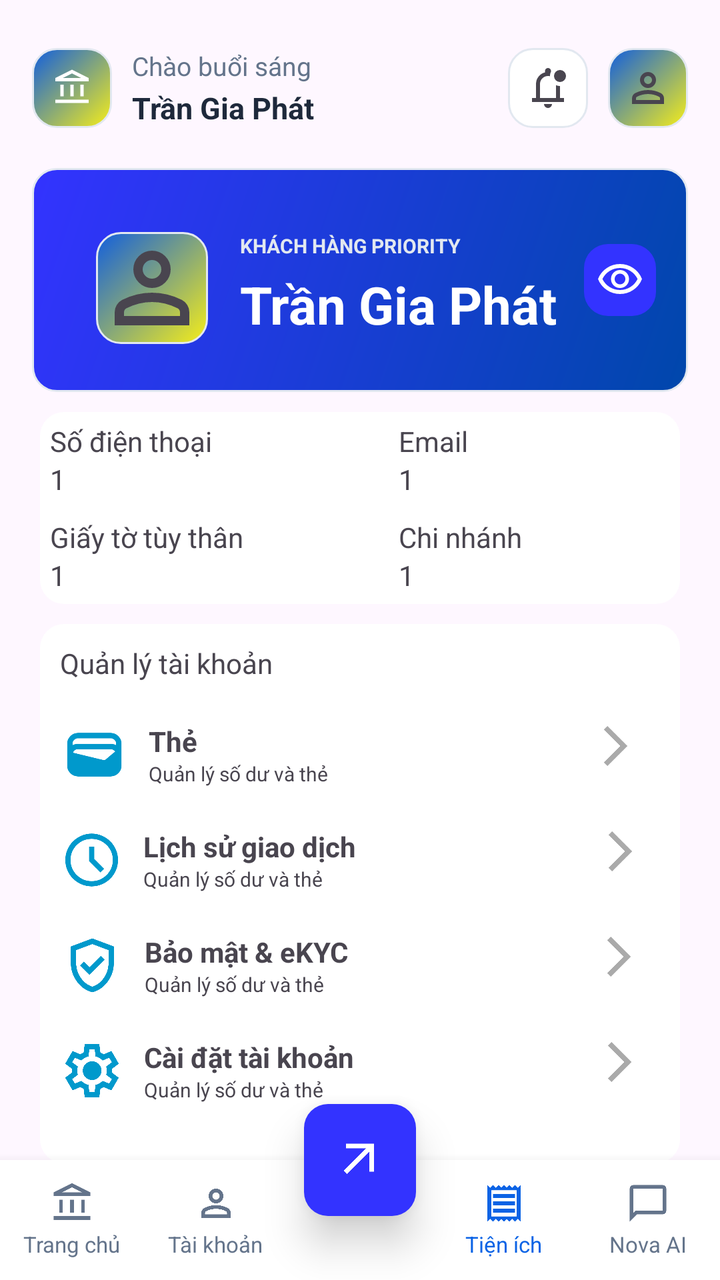
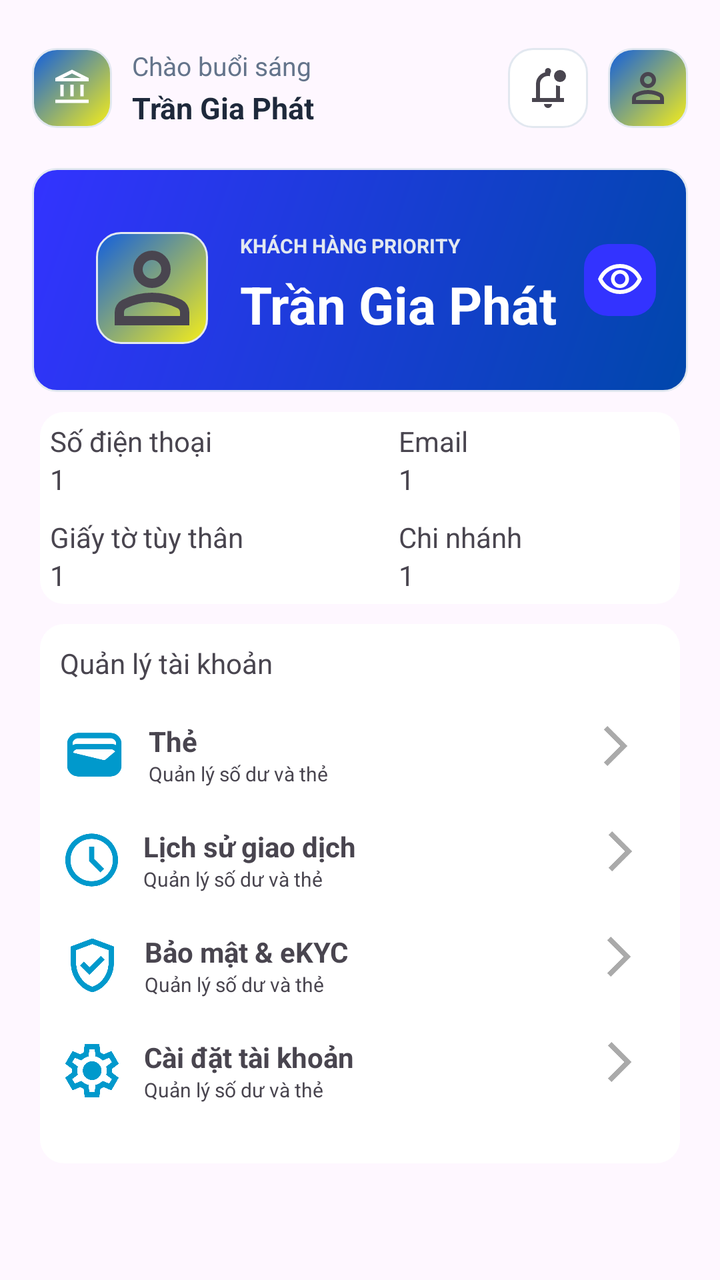

An Android layout rendered at two revisions. The XML below is the earlier revision; the diff shows what the commit changed to produce the second picture.
<!-- AndroidManifest.xml: application theme Theme.Industrial_and_Commercial_Bank_of_TDTU -->
<!-- res/layout/activity_profile.xml -->
<?xml version="1.0" encoding="utf-8"?>
<androidx.constraintlayout.widget.ConstraintLayout xmlns:android="http://schemas.android.com/apk/res/android"
    xmlns:app="http://schemas.android.com/apk/res-auto"
    xmlns:tools="http://schemas.android.com/tools"
    android:id="@+id/main"
    android:layout_width="match_parent"
    android:layout_height="match_parent"
    tools:context=".ProfileActivity">

    
    <ImageView
        android:id="@+id/imageView"
        android:layout_width="40dp"
        android:layout_height="40dp"
        android:layout_marginStart="16dp"
        android:layout_marginTop="24dp"
        android:background="@drawable/bg_logo_rounded"
        android:padding="10dp"
        app:layout_constraintStart_toStartOf="parent"
        app:layout_constraintTop_toTopOf="parent"
        app:srcCompat="@drawable/account_balance_24px" />

    <TextView
        android:id="@+id/textView8"
        android:layout_width="wrap_content"
        android:layout_height="wrap_content"
        android:layout_marginStart="10dp"
        android:text="Chào buổi sáng"
        android:textColor="#64748B"
        android:textSize="13sp"
        app:layout_constraintStart_toEndOf="@+id/imageView"
        app:layout_constraintTop_toTopOf="@+id/imageView" />

    <TextView
        android:id="@+id/txtName"
        android:layout_width="wrap_content"
        android:layout_height="wrap_content"
        android:layout_marginStart="10dp"
        android:layout_marginTop="2dp"
        android:text="Trần Gia Phát"
        android:textColor="#1E293B"
        android:textSize="15sp"
        android:textStyle="bold"
        app:layout_constraintStart_toEndOf="@+id/imageView"
        app:layout_constraintTop_toBottomOf="@+id/textView8" />

    <ImageButton
        android:id="@+id/imgProfile"
        android:layout_width="40dp"
        android:layout_height="40dp"
        android:layout_marginEnd="16dp"
        android:background="@drawable/bg_logo_rounded"
        android:padding="10dp"
        app:layout_constraintBottom_toBottomOf="@+id/imageView"
        app:layout_constraintEnd_toEndOf="parent"
        app:layout_constraintTop_toTopOf="@+id/imageView"
        app:srcCompat="@drawable/person_24px" />

    <ImageButton
        android:id="@+id/imgNoti"
        android:layout_width="40dp"
        android:layout_height="40dp"
        android:layout_marginEnd="10dp"
        android:background="@drawable/bg_input_rounded"
        android:padding="10dp"
        app:layout_constraintBottom_toBottomOf="@+id/imgProfile"
        app:layout_constraintEnd_toStartOf="@+id/imgProfile"
        app:layout_constraintTop_toTopOf="@+id/imgProfile"
        app:srcCompat="@drawable/notifications_unread_24px" />

    
    <androidx.constraintlayout.widget.ConstraintLayout
        android:id="@+id/cardBalance"
        android:layout_width="0dp"
        android:layout_height="112dp"
        android:layout_marginStart="16dp"
        android:layout_marginTop="20dp"
        android:layout_marginEnd="16dp"
        android:background="@drawable/bg_balance"
        android:padding="16dp"
        app:layout_constraintEnd_toEndOf="parent"
        app:layout_constraintStart_toStartOf="parent"
        app:layout_constraintTop_toBottomOf="@+id/imageView">

        <TextView
            android:id="@+id/txtTitleBalance"
            android:layout_width="wrap_content"
            android:layout_height="wrap_content"
            android:layout_marginStart="16dp"
            android:layout_marginTop="16dp"
            android:text="KHÁCH HÀNG PRIORITY"
            android:textColor="#E2E8F0"
            android:textSize="10sp"
            android:textStyle="bold"
            app:layout_constraintStart_toEndOf="@+id/imageView2"
            app:layout_constraintTop_toTopOf="parent" />

        <TextView
            android:id="@+id/txtBalance"
            android:layout_width="wrap_content"
            android:layout_height="wrap_content"
            android:layout_marginStart="16dp"
            android:layout_marginTop="5dp"
            android:text="Trần Gia Phát"
            android:textColor="@color/white"
            android:textSize="26sp"
            android:textStyle="bold"
            app:layout_constraintStart_toEndOf="@+id/imageView2"
            app:layout_constraintTop_toBottomOf="@+id/txtTitleBalance" />

        <ImageButton
            android:id="@+id/imgNext"
            android:layout_width="36dp"
            android:layout_height="36dp"
            android:background="@drawable/bg_btn"
            android:padding="8dp"
            app:layout_constraintBottom_toBottomOf="parent"
            app:layout_constraintEnd_toEndOf="parent"
            app:layout_constraintTop_toTopOf="parent"
            app:srcCompat="@drawable/visibility_24px" />

        <ImageView
            android:id="@+id/imageView2"
            android:layout_width="56dp"
            android:layout_height="56dp"
            android:layout_marginStart="16dp"
            android:layout_marginTop="16dp"
            android:background="@drawable/bg_logo_rounded"
            app:layout_constraintStart_toStartOf="parent"
            app:layout_constraintTop_toTopOf="parent"
            app:srcCompat="@drawable/person_24px" />

    </androidx.constraintlayout.widget.ConstraintLayout>



    <LinearLayout
        android:id="@+id/info"
        android:layout_width="match_parent"
        android:layout_height="wrap_content"
        android:layout_marginStart="20dp"
        android:layout_marginTop="10dp"
        android:layout_marginEnd="20dp"
        android:background="@drawable/bg_btn1"
        android:orientation="horizontal"
        app:layout_constraintEnd_toEndOf="parent"
        app:layout_constraintStart_toStartOf="parent"
        app:layout_constraintTop_toBottomOf="@+id/cardBalance"
        android:weightSum="4"
        android:padding="5dp"
        >


        <LinearLayout
            android:layout_width="wrap_content"
            android:layout_height="wrap_content"
            android:orientation="vertical"
            android:layout_weight="2"
            android:layout_marginEnd="2dp">

            <LinearLayout
                android:layout_width="match_parent"
                android:layout_height="wrap_content"
                android:orientation="vertical"
                android:layout_marginBottom="10dp">
                <TextView
                    android:layout_width="wrap_content"
                    android:layout_height="wrap_content"
                    android:text="Số điện thoại"/>

                <TextView
                    android:layout_width="wrap_content"
                    android:layout_height="wrap_content"
                    android:text="1"/>

            </LinearLayout>

            <LinearLayout
                android:layout_width="match_parent"
                android:layout_height="wrap_content"
                android:orientation="vertical">
                <TextView
                    android:layout_width="wrap_content"
                    android:layout_height="wrap_content"
                    android:text="Giấy tờ tùy thân"/>

                <TextView
                    android:layout_width="wrap_content"
                    android:layout_height="wrap_content"
                    android:text="1"/>

            </LinearLayout>
        </LinearLayout>

        <LinearLayout
            android:layout_width="wrap_content"
            android:layout_height="wrap_content"
            android:orientation="vertical"
            android:layout_weight="2"
            android:layout_marginStart="2dp">

            <LinearLayout
                android:layout_width="match_parent"
                android:layout_height="wrap_content"
                android:orientation="vertical"
                android:layout_marginBottom="10dp">
                <TextView
                    android:layout_width="wrap_content"
                    android:layout_height="wrap_content"
                    android:text="Email"/>

                <TextView
                    android:layout_width="wrap_content"
                    android:layout_height="wrap_content"
                    android:text="1"/>

            </LinearLayout>

            <LinearLayout
                android:layout_width="match_parent"
                android:layout_height="wrap_content"
                android:orientation="vertical">
                <TextView
                    android:layout_width="wrap_content"
                    android:layout_height="wrap_content"
                    android:text="Chi nhánh"/>

                <TextView
                    android:layout_width="wrap_content"
                    android:layout_height="wrap_content"
                    android:text="1"/>

            </LinearLayout>
        </LinearLayout>


    </LinearLayout>

    <LinearLayout
        android:layout_width="match_parent"
        android:layout_height="wrap_content"
        android:layout_marginStart="20dp"
        android:layout_marginTop="10dp"
        android:layout_marginEnd="20dp"
        android:background="@drawable/bg_btn1"
        android:padding="10dp"
        android:orientation="vertical"
        app:layout_constraintEnd_toEndOf="parent"
        app:layout_constraintStart_toStartOf="parent"
        app:layout_constraintTop_toBottomOf="@+id/info">

        <TextView
            android:layout_width="wrap_content"
            android:layout_height="wrap_content"
            android:text="Quản lý tài khoản"
            android:layout_marginBottom="20dp"/>


        <LinearLayout
            android:id="@+id/creditcard1"
            android:layout_width="match_parent"
            android:layout_height="wrap_content"
            android:orientation="horizontal"
            android:weightSum="7"
            android:layout_marginBottom="20dp">

            <ImageView
                android:layout_width="wrap_content"
                android:layout_height="match_parent"
                android:src="@drawable/wallet_24px"
                android:layout_weight="1"/>
            <LinearLayout
                android:layout_width="wrap_content"
                android:layout_height="wrap_content"
                android:orientation="vertical"
                android:layout_marginStart="10dp"
                android:layout_weight="5">

                <TextView
                    android:layout_width="wrap_content"
                    android:layout_height="wrap_content"
                    android:text="Thẻ"
                    android:textStyle="bold"/>


                <TextView
                    android:layout_width="wrap_content"
                    android:layout_height="wrap_content"
                    android:text="Quản lý số dư và thẻ"
                    android:textSize="10sp"
                    />
            </LinearLayout>


            <ImageButton
                android:layout_width="wrap_content"
                android:layout_height="wrap_content"
                android:src="@drawable/arrow_forward_ios"
                android:background="@color/white"
                android:layout_marginStart="80dp"/>

        </LinearLayout>
        <LinearLayout
            android:layout_width="match_parent"
            android:layout_height="wrap_content"
            android:orientation="horizontal"
            android:weightSum="7"
            android:layout_marginBottom="20dp">

            <ImageView
                android:layout_width="wrap_content"
                android:layout_height="match_parent"
                android:src="@drawable/schedule"
                android:layout_weight="1"/>
            <LinearLayout
                android:layout_width="wrap_content"
                android:layout_height="wrap_content"
                android:orientation="vertical"
                android:layout_marginStart="10dp"
                android:layout_weight="5">

                <TextView
                    android:layout_width="wrap_content"
                    android:layout_height="wrap_content"
                    android:text="Lịch sử giao dịch"
                    android:textStyle="bold"/>


                <TextView
                    android:layout_width="wrap_content"
                    android:layout_height="wrap_content"
                    android:text="Quản lý số dư và thẻ"
                    android:textSize="10sp"
                    />
            </LinearLayout>


            <ImageButton
                android:layout_width="wrap_content"
                android:layout_height="wrap_content"
                android:src="@drawable/arrow_forward_ios"
                android:background="@color/white"
                android:layout_marginStart="80dp"/>

        </LinearLayout>
        <LinearLayout
            android:layout_width="match_parent"
            android:layout_height="wrap_content"
            android:orientation="horizontal"
            android:weightSum="7"
            android:layout_marginBottom="20dp">

            <ImageView
                android:layout_width="wrap_content"
                android:layout_height="match_parent"
                android:src="@drawable/verified_user_24px"
                android:layout_weight="1"/>
            <LinearLayout
                android:layout_width="wrap_content"
                android:layout_height="wrap_content"
                android:orientation="vertical"
                android:layout_marginStart="10dp"
                android:layout_weight="5">

                <TextView
                    android:layout_width="wrap_content"
                    android:layout_height="wrap_content"
                    android:text="Bảo mật &amp; eKYC"
                    android:textStyle="bold"/>


                <TextView
                    android:layout_width="wrap_content"
                    android:layout_height="wrap_content"
                    android:text="Quản lý số dư và thẻ"
                    android:textSize="10sp"
                    />
            </LinearLayout>


            <ImageButton
                android:layout_width="wrap_content"
                android:layout_height="wrap_content"
                android:src="@drawable/arrow_forward_ios"
                android:background="@color/white"
                android:layout_marginStart="80dp"/>

        </LinearLayout>
        <LinearLayout
            android:layout_width="match_parent"
            android:layout_height="wrap_content"
            android:orientation="horizontal"
            android:weightSum="7"
            android:layout_marginBottom="20dp">

            <ImageView
                android:layout_width="wrap_content"
                android:layout_height="match_parent"
                android:src="@drawable/settings"
                android:layout_weight="1"/>
            <LinearLayout
                android:layout_width="wrap_content"
                android:layout_height="wrap_content"
                android:orientation="vertical"
                android:layout_marginStart="10dp"
                android:layout_weight="5">

                <TextView
                    android:layout_width="wrap_content"
                    android:layout_height="wrap_content"
                    android:text="Cài đặt tài khoản"
                    android:textStyle="bold"/>


                <TextView
                    android:layout_width="wrap_content"
                    android:layout_height="wrap_content"
                    android:text="Quản lý số dư và thẻ"
                    android:textSize="10sp"
                    />
            </LinearLayout>


            <ImageButton
                android:layout_width="wrap_content"
                android:layout_height="wrap_content"
                android:src="@drawable/arrow_forward_ios"
                android:background="@color/white"
                android:layout_marginStart="80dp"/>

        </LinearLayout>

    </LinearLayout>

    
    <LinearLayout
        android:id="@+id/bottomNav"
        android:layout_width="match_parent"
        android:layout_height="60dp"
        android:background="#FFFFFF"
        android:elevation="8dp"
        android:orientation="horizontal"
        android:weightSum="5"
        app:layout_constraintBottom_toBottomOf="parent"
        app:layout_constraintEnd_toEndOf="parent"
        app:layout_constraintStart_toStartOf="parent">

        
        <LinearLayout
            android:id="@+id/navHome"
            android:layout_width="0dp"
            android:layout_height="match_parent"
            android:layout_weight="1"
            android:gravity="center"
            android:orientation="vertical">

            <ImageView
                android:layout_width="22dp"
                android:layout_height="22dp"
                android:src="@drawable/account_balance_24px"
                app:tint="#64748B" />

            <TextView
                android:layout_width="wrap_content"
                android:layout_height="wrap_content"
                android:layout_marginTop="2dp"
                android:text="Trang chủ"
                android:textColor="#64748B"
                android:textSize="11sp" />
        </LinearLayout>

        
        <LinearLayout
            android:id="@+id/navAccount"
            android:layout_width="0dp"
            android:layout_height="match_parent"
            android:layout_weight="1"
            android:gravity="center"
            android:orientation="vertical">

            <ImageView
                android:layout_width="22dp"
                android:layout_height="22dp"
                android:src="@drawable/person_24px"
                app:tint="#64748B" />

            <TextView
                android:layout_width="wrap_content"
                android:layout_height="wrap_content"
                android:layout_marginTop="2dp"
                android:text="Tài khoản"
                android:textColor="#64748B"
                android:textSize="11sp" />
        </LinearLayout>

        
        <View
            android:layout_width="0dp"
            android:layout_height="match_parent"
            android:layout_weight="1" />

        
        <LinearLayout
            android:id="@+id/navUtilities"
            android:layout_width="0dp"
            android:layout_height="match_parent"
            android:layout_weight="1"
            android:gravity="center"
            android:orientation="vertical">

            <ImageView
                android:layout_width="22dp"
                android:layout_height="22dp"
                android:src="@drawable/receipt"
                app:tint="#0B63E5" />

            <TextView
                android:layout_width="wrap_content"
                android:layout_height="wrap_content"
                android:layout_marginTop="2dp"
                android:text="Tiện ích"
                android:textColor="#0B63E5"
                android:textSize="11sp" />
        </LinearLayout>

        
        <LinearLayout
            android:id="@+id/navAI"
            android:layout_width="0dp"
            android:layout_height="match_parent"
            android:layout_weight="1"
            android:gravity="center"
            android:orientation="vertical">

            <ImageView
                android:layout_width="22dp"
                android:layout_height="22dp"
                android:src="@drawable/chat_bubble_24px"
                app:tint="#64748B" />

            <TextView
                android:layout_width="wrap_content"
                android:layout_height="wrap_content"
                android:layout_marginTop="2dp"
                android:text="Nova AI"
                android:textColor="#64748B"
                android:textSize="11sp" />
        </LinearLayout>

    </LinearLayout>

    
    <ImageButton
        android:id="@+id/btnCenter"
        android:layout_width="56dp"
        android:layout_height="56dp"
        android:background="@drawable/bg_btn"
        android:elevation="12dp"
        android:padding="14dp"
        android:scaleType="fitCenter"
        android:src="@drawable/arrow_outward"
        app:layout_constraintBottom_toTopOf="@+id/bottomNav"
        app:layout_constraintEnd_toEndOf="parent"
        app:layout_constraintStart_toStartOf="parent"
        app:layout_constraintTop_toTopOf="@+id/bottomNav"
        app:tint="#FFFFFF" />

</androidx.constraintlayout.widget.ConstraintLayout>
<!-- resources referenced by this layout -->
<resources>
  <color name="white">#FFFFFFFF</color>
  <!-- drawable arrow_forward_ios (drawable) -->
  <vector xmlns:android="http://schemas.android.com/apk/res/android"
      android:width="24dp"
      android:height="24dp"
      android:viewportWidth="24"
      android:viewportHeight="24">
      <path android:fillColor="@android:color/darker_gray"
          android:pathData="M8.03,22L6.25,20.23L14.48,12L6.25,3.77L8.03,2l10,10l-10,10Z"/>
  </vector>
  <!-- drawable arrow_outward (drawable) -->
  <vector xmlns:android="http://schemas.android.com/apk/res/android"
      android:width="24dp"
      android:height="24dp"
      android:viewportWidth="24"
      android:viewportHeight="24">
      <path android:fillColor="#3333FF"
          android:pathData="M6.4,18L5,16.6L14.6,7H6V5H18V17H16V8.4L6.4,18Z"/>
  </vector>
  <!-- drawable bg_balance (drawable) -->
  <?xml version="1.0" encoding="utf-8"?>
  <shape xmlns:android="http://schemas.android.com/apk/res/android"
      android:shape="rectangle">
      
      <gradient
          android:type="linear"
          android:angle="135"
          android:endColor="#3333FF"
          android:startColor="#0047ab" />
  
      
      <corners android:radius="12dp" />
  
      
      <stroke
          android:width="1dp"
          android:color="#E2E8F0" />
  </shape>
  <!-- drawable bg_btn (drawable) -->
  <?xml version="1.0" encoding="utf-8"?>
  <shape xmlns:android="http://schemas.android.com/apk/res/android"
      android:shape="rectangle">
      
      <solid android:color="#3333FF" />
  
      
      <corners android:radius="12dp" />
  
  </shape>
  <!-- drawable bg_btn1 (drawable) -->
  <?xml version="1.0" encoding="utf-8"?>
  <shape xmlns:android="http://schemas.android.com/apk/res/android"
      android:shape="rectangle">
      
      <solid android:color="@color/white" />
  
      
      <corners android:radius="12dp" />
  
  </shape>
  <!-- drawable bg_input_rounded (drawable) -->
  <?xml version="1.0" encoding="utf-8"?>
  <shape xmlns:android="http://schemas.android.com/apk/res/android"
      android:shape="rectangle">
      
      <solid android:color="#FFFFFF" />
  
      
      <corners android:radius="12dp" />
  
      
      <stroke
          android:width="1dp"
          android:color="#E2E8F0" />
  </shape>
  <!-- drawable chat_bubble_24px (drawable) -->
  <vector xmlns:android="http://schemas.android.com/apk/res/android"
      android:width="24dp"
      android:height="24dp"
      android:viewportWidth="960"
      android:viewportHeight="960"
      android:tint="?attr/colorControlNormal">
    <path
        android:fillColor="@android:color/white"
        android:pathData="M80,880L80,160Q80,127 103.5,103.5Q127,80 160,80L800,80Q833,80 856.5,103.5Q880,127 880,160L880,640Q880,673 856.5,696.5Q833,720 800,720L240,720L80,880ZM206,640L800,640Q800,640 800,640Q800,640 800,640L800,160Q800,160 800,160Q800,160 800,160L160,160Q160,160 160,160Q160,160 160,160L160,685L206,640ZM160,640L160,640L160,160Q160,160 160,160Q160,160 160,160L160,160Q160,160 160,160Q160,160 160,160L160,640Q160,640 160,640Q160,640 160,640Z"/>
  </vector>
  <!-- drawable receipt (drawable) -->
  <vector xmlns:android="http://schemas.android.com/apk/res/android"
      android:width="24dp"
      android:height="24dp"
      android:viewportWidth="24"
      android:viewportHeight="24">
      <path android:fillColor="#3333FF"
          android:pathData="M3,22V2L4.5,3.5L6,2L7.5,3.5L9,2l1.5,1.5L12,2l1.5,1.5L15,2l1.5,1.5L18,2l1.5,1.5L21,2V22l-1.5-1.5L18,22l-1.5-1.5L15,22l-1.5-1.5L12,22l-1.5-1.5L9,22L7.5,20.5L6,22L4.5,20.5L3,22Zm3-5H18V15H6v2Zm0-4H18V11H6v2ZM6,9H18V7H6V9ZM5,19.1H19V4.9H5V19.1ZM5,4.9V19.1V4.9Z"/>
  </vector>
  <style name="Theme.Industrial_and_Commercial_Bank_of_TDTU" parent="Base.Theme.Industrial_and_Commercial_Bank_of_TDTU" />
  <style name="Base.Theme.Industrial_and_Commercial_Bank_of_TDTU" parent="Theme.Material3.DayNight.NoActionBar">
          
          
      </style>
  <!-- unchanged entries left out for length: 9 -->
</resources>

<!-- the commit's change to res/layout/activity_profile.xml (unified diff, before → after) -->
@@ -301,6 +301,7 @@
 
         </LinearLayout>
         <LinearLayout
+            android:id="@+id/btnTransHis"
             android:layout_width="match_parent"
             android:layout_height="wrap_content"
             android:orientation="horizontal"
@@ -432,137 +433,4 @@
 
     </LinearLayout>
 
-    
-    <LinearLayout
-        android:id="@+id/bottomNav"
-        android:layout_width="match_parent"
-        android:layout_height="60dp"
-        android:background="#FFFFFF"
-        android:elevation="8dp"
-        android:orientation="horizontal"
-        android:weightSum="5"
-        app:layout_constraintBottom_toBottomOf="parent"
-        app:layout_constraintEnd_toEndOf="parent"
-        app:layout_constraintStart_toStartOf="parent">
-
-        
-        <LinearLayout
-            android:id="@+id/navHome"
-            android:layout_width="0dp"
-            android:layout_height="match_parent"
-            android:layout_weight="1"
-            android:gravity="center"
-            android:orientation="vertical">
-
-            <ImageView
-                android:layout_width="22dp"
-                android:layout_height="22dp"
-                android:src="@drawable/account_balance_24px"
-                app:tint="#64748B" />
-
-            <TextView
-                android:layout_width="wrap_content"
-                android:layout_height="wrap_content"
-                android:layout_marginTop="2dp"
-                android:text="Trang chủ"
-                android:textColor="#64748B"
-                android:textSize="11sp" />
-        </LinearLayout>
-
-        
-        <LinearLayout
-            android:id="@+id/navAccount"
-            android:layout_width="0dp"
-            android:layout_height="match_parent"
-            android:layout_weight="1"
-            android:gravity="center"
-            android:orientation="vertical">
-
-            <ImageView
-                android:layout_width="22dp"
-                android:layout_height="22dp"
-                android:src="@drawable/person_24px"
-                app:tint="#64748B" />
-
-            <TextView
-                android:layout_width="wrap_content"
-                android:layout_height="wrap_content"
-                android:layout_marginTop="2dp"
-                android:text="Tài khoản"
-                android:textColor="#64748B"
-                android:textSize="11sp" />
-        </LinearLayout>
-
-        
-        <View
-            android:layout_width="0dp"
-            android:layout_height="match_parent"
-            android:layout_weight="1" />
-
-        
-        <LinearLayout
-            android:id="@+id/navUtilities"
-            android:layout_width="0dp"
-            android:layout_height="match_parent"
-            android:layout_weight="1"
-            android:gravity="center"
-            android:orientation="vertical">
-
-            <ImageView
-                android:layout_width="22dp"
-                android:layout_height="22dp"
-                android:src="@drawable/receipt"
-                app:tint="#0B63E5" />
-
-            <TextView
-                android:layout_width="wrap_content"
-                android:layout_height="wrap_content"
-                android:layout_marginTop="2dp"
-                android:text="Tiện ích"
-                android:textColor="#0B63E5"
-                android:textSize="11sp" />
-        </LinearLayout>
-
-        
-        <LinearLayout
-            android:id="@+id/navAI"
-            android:layout_width="0dp"
-            android:layout_height="match_parent"
-            android:layout_weight="1"
-            android:gravity="center"
-            android:orientation="vertical">
-
-            <ImageView
-                android:layout_width="22dp"
-                android:layout_height="22dp"
-                android:src="@drawable/chat_bubble_24px"
-                app:tint="#64748B" />
-
-            <TextView
-                android:layout_width="wrap_content"
-                android:layout_height="wrap_content"
-                android:layout_marginTop="2dp"
-                android:text="Nova AI"
-                android:textColor="#64748B"
-                android:textSize="11sp" />
-        </LinearLayout>
-
-    </LinearLayout>
-
-    
-    <ImageButton
-        android:id="@+id/btnCenter"
-        android:layout_width="56dp"
-        android:layout_height="56dp"
-        android:background="@drawable/bg_btn"
-        android:elevation="12dp"
-        android:padding="14dp"
-        android:scaleType="fitCenter"
-        android:src="@drawable/arrow_outward"
-        app:layout_constraintBottom_toTopOf="@+id/bottomNav"
-        app:layout_constraintEnd_toEndOf="parent"
-        app:layout_constraintStart_toStartOf="parent"
-        app:layout_constraintTop_toTopOf="@+id/bottomNav"
-        app:tint="#FFFFFF" />
-
 </androidx.constraintlayout.widget.ConstraintLayout>
<!-- resource entries referenced after the edit -->
@@ -9,15 +9,6 @@
       android:viewportHeight="24">
       <path android:fillColor="@android:color/darker_gray"
           android:pathData="M8.03,22L6.25,20.23L14.48,12L6.25,3.77L8.03,2l10,10l-10,10Z"/>
-  </vector>
-  <!-- drawable arrow_outward (drawable) -->
-  <vector xmlns:android="http://schemas.android.com/apk/res/android"
-      android:width="24dp"
-      android:height="24dp"
-      android:viewportWidth="24"
-      android:viewportHeight="24">
-      <path android:fillColor="#3333FF"
-          android:pathData="M6.4,18L5,16.6L14.6,7H6V5H18V17H16V8.4L6.4,18Z"/>
   </vector>
   <!-- drawable bg_balance (drawable) -->
   <?xml version="1.0" encoding="utf-8"?>
@@ -75,26 +66,6 @@
           android:width="1dp"
           android:color="#E2E8F0" />
   </shape>
-  <!-- drawable chat_bubble_24px (drawable) -->
-  <vector xmlns:android="http://schemas.android.com/apk/res/android"
-      android:width="24dp"
-      android:height="24dp"
-      android:viewportWidth="960"
-      android:viewportHeight="960"
-      android:tint="?attr/colorControlNormal">
-    <path
-        android:fillColor="@android:color/white"
-        android:pathData="M80,880L80,160Q80,127 103.5,103.5Q127,80 160,80L800,80Q833,80 856.5,103.5Q880,127 880,160L880,640Q880,673 856.5,696.5Q833,720 800,720L240,720L80,880ZM206,640L800,640Q800,640 800,640Q800,640 800,640L800,160Q800,160 800,160Q800,160 800,160L160,160Q160,160 160,160Q160,160 160,160L160,685L206,640ZM160,640L160,640L160,160Q160,160 160,160Q160,160 160,160L160,160Q160,160 160,160Q160,160 160,160L160,640Q160,640 160,640Q160,640 160,640Z"/>
-  </vector>
-  <!-- drawable receipt (drawable) -->
-  <vector xmlns:android="http://schemas.android.com/apk/res/android"
-      android:width="24dp"
-      android:height="24dp"
-      android:viewportWidth="24"
-      android:viewportHeight="24">
-      <path android:fillColor="#3333FF"
-          android:pathData="M3,22V2L4.5,3.5L6,2L7.5,3.5L9,2l1.5,1.5L12,2l1.5,1.5L15,2l1.5,1.5L18,2l1.5,1.5L21,2V22l-1.5-1.5L18,22l-1.5-1.5L15,22l-1.5-1.5L12,22l-1.5-1.5L9,22L7.5,20.5L6,22L4.5,20.5L3,22Zm3-5H18V15H6v2Zm0-4H18V11H6v2ZM6,9H18V7H6V9ZM5,19.1H19V4.9H5V19.1ZM5,4.9V19.1V4.9Z"/>
-  </vector>
   <style name="Theme.Industrial_and_Commercial_Bank_of_TDTU" parent="Base.Theme.Industrial_and_Commercial_Bank_of_TDTU" />
   <style name="Base.Theme.Industrial_and_Commercial_Bank_of_TDTU" parent="Theme.Material3.DayNight.NoActionBar">
           
